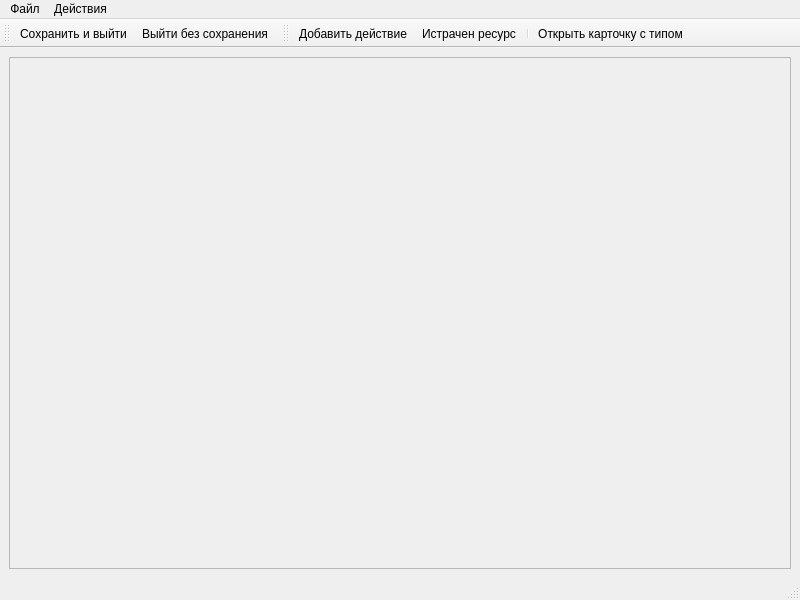
The window that EssForms/HypotesisEditForm.ui (VladisGol/platon-accs) describes before a commit, drawn with Qt 5.
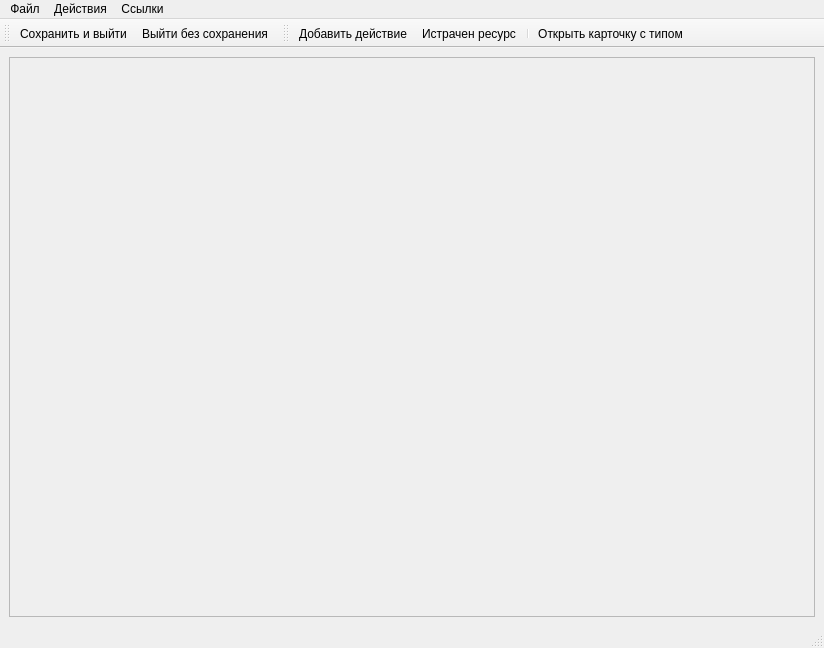
The same window after the commit. Icons and pictures are not drawn.

Diff of the .ui file:
```diff
--- a/EssForms/HypotesisEditForm.ui
+++ b/EssForms/HypotesisEditForm.ui
@@ -5,8 +5,8 @@
    <rect>
     <x>0</x>
     <y>0</y>
-    <width>800</width>
-    <height>600</height>
+    <width>824</width>
+    <height>648</height>
    </rect>
   </property>
   <property name="windowTitle" >
@@ -24,8 +24,8 @@
         <rect>
          <x>0</x>
          <y>0</y>
-         <width>786</width>
-         <height>507</height>
+         <width>810</width>
+         <height>555</height>
         </rect>
        </property>
        <layout class="QGridLayout" name="gridLayout_2" >
@@ -43,7 +43,7 @@
     <rect>
      <x>0</x>
      <y>0</y>
-     <width>800</width>
+     <width>824</width>
      <height>26</height>
     </rect>
    </property>
@@ -63,8 +63,22 @@
     <addaction name="separator" />
     <addaction name="action_OpenType" />
    </widget>
+   <widget class="QMenu" name="menu_3" >
+    <property name="title" >
+     <string>Ссылки</string>
+    </property>
+    <widget class="QMenu" name="menu_Multilink" >
+     <property name="title" >
+      <string>Многострочные</string>
+     </property>
+     <addaction name="action1" />
+     <addaction name="action2" />
+    </widget>
+    <addaction name="menu_Multilink" />
+   </widget>
    <addaction name="menu" />
    <addaction name="menu_2" />
+   <addaction name="menu_3" />
   </widget>
   <widget class="QStatusBar" name="statusbar" />
   <widget class="QToolBar" name="toolBar" >
```
Left out of the diff: 10 changed lines with no effect on the pictures.
